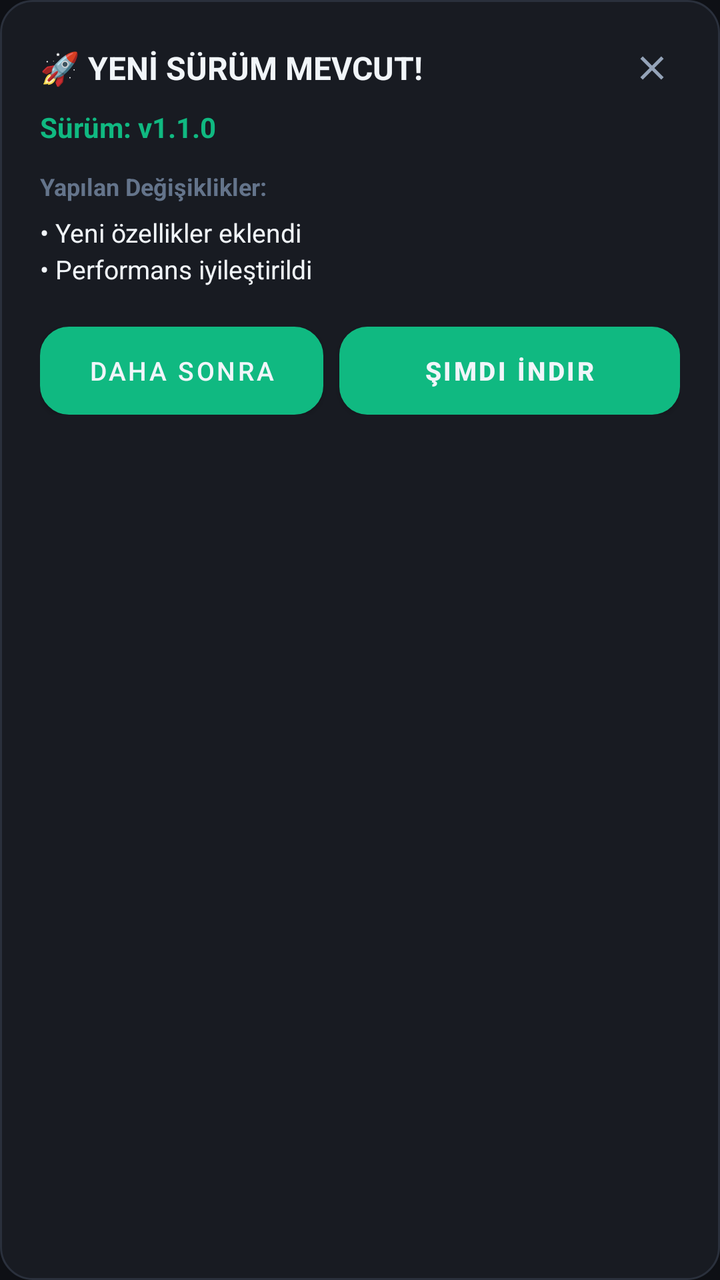
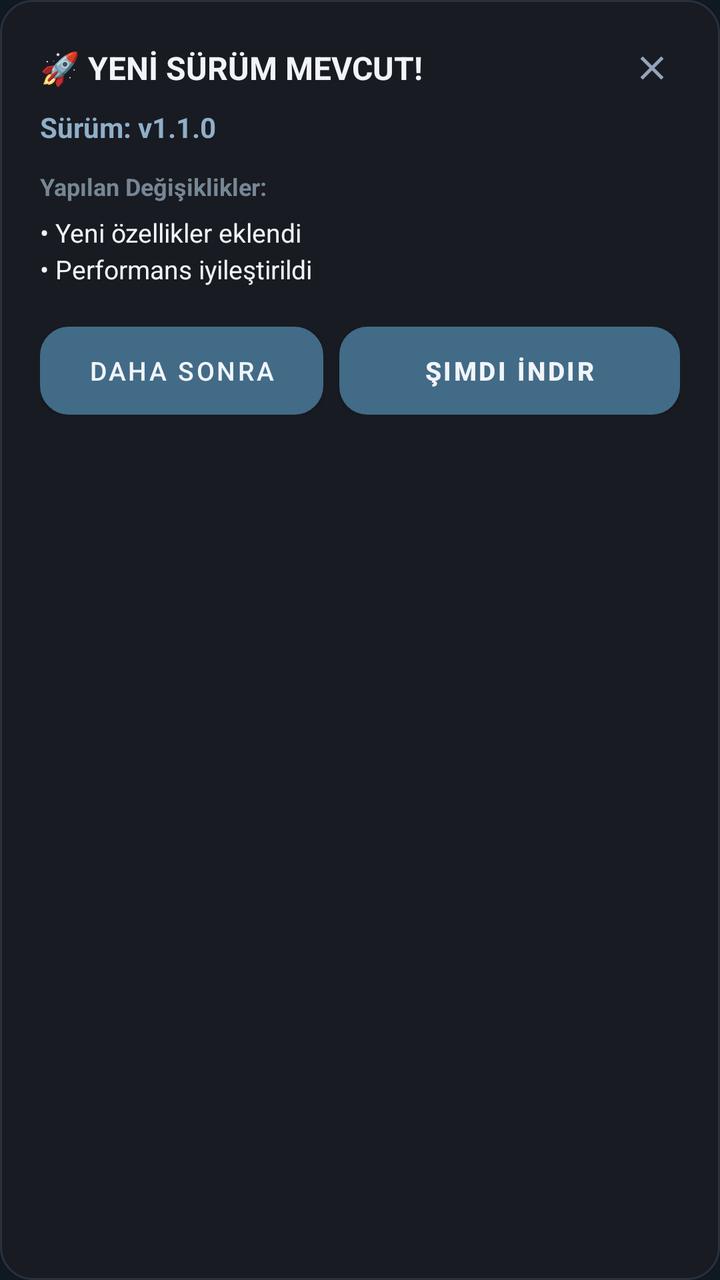

Two renders of the same Android screen: before a commit and after it. Below are the layout's source before the change and the commit's diff.
<!-- AndroidManifest.xml: application theme Theme.KZBSODAK -->
<!-- res/layout/dialog_update.xml -->
<?xml version="1.0" encoding="utf-8"?>
<LinearLayout xmlns:android="http://schemas.android.com/apk/res/android"
    android:layout_width="match_parent"
    android:layout_height="wrap_content"
    android:background="@drawable/bg_card_dark"
    android:orientation="vertical"
    android:padding="20dp">

    
    <LinearLayout
        android:layout_width="match_parent"
        android:layout_height="wrap_content"
        android:gravity="center_vertical"
        android:orientation="horizontal">

        <TextView
            android:layout_width="0dp"
            android:layout_height="wrap_content"
            android:layout_weight="1"
            android:text="🚀 YENİ SÜRÜM MEVCUT!"
            android:textColor="@color/text_primary"
            android:textSize="16sp"
            android:textStyle="bold" />

        <ImageView
            android:id="@+id/btnCloseUpdateDialog"
            android:layout_width="28dp"
            android:layout_height="28dp"
            android:background="?attr/selectableItemBackgroundBorderless"
            android:contentDescription="Kapat"
            android:padding="4dp"
            android:src="@drawable/ic_close" />
    </LinearLayout>

    <TextView
        android:id="@+id/tvDialogVersionName"
        android:layout_width="wrap_content"
        android:layout_height="wrap_content"
        android:layout_marginTop="6dp"
        android:text="Sürüm: v1.1.0"
        android:textColor="@color/accent_emerald"
        android:textSize="14sp"
        android:textStyle="bold" />

    
    <TextView
        android:layout_width="wrap_content"
        android:layout_height="wrap_content"
        android:layout_marginTop="12dp"
        android:text="Yapılan Değişiklikler:"
        android:textColor="@color/text_muted"
        android:textSize="12sp"
        android:textStyle="bold" />

    <TextView
        android:id="@+id/tvDialogChangelog"
        android:layout_width="match_parent"
        android:layout_height="wrap_content"
        android:layout_marginTop="6dp"
        android:lineSpacingExtra="3dp"
        android:text="• Yeni özellikler eklendi\n• Performans iyileştirildi"
        android:textColor="@color/text_primary"
        android:textSize="13sp" />

    
    <LinearLayout
        android:id="@+id/layoutDownloadProgress"
        android:layout_width="match_parent"
        android:layout_height="wrap_content"
        android:layout_marginTop="16dp"
        android:orientation="vertical"
        android:visibility="gone">

        <ProgressBar
            android:id="@+id/pbUpdateDownload"
            style="?android:attr/progressBarStyleHorizontal"
            android:layout_width="match_parent"
            android:layout_height="6dp"
            android:max="100"
            android:progress="0"
            android:progressTint="@color/accent_emerald" />

        <TextView
            android:id="@+id/tvDownloadPercent"
            android:layout_width="wrap_content"
            android:layout_height="wrap_content"
            android:layout_gravity="end"
            android:layout_marginTop="4dp"
            android:text="%0 İndiriliyor..."
            android:textColor="@color/accent_emerald"
            android:textSize="12sp" />
    </LinearLayout>

    
    <LinearLayout
        android:id="@+id/layoutUpdateButtons"
        android:layout_width="match_parent"
        android:layout_height="wrap_content"
        android:layout_marginTop="20dp"
        android:orientation="horizontal">

        <Button
            android:id="@+id/btnUpdateLater"
            android:layout_width="0dp"
            android:layout_height="44dp"
            android:layout_marginEnd="8dp"
            android:layout_weight="1"
            android:background="@drawable/bg_button_secondary"
            android:text="@string/btn_later"
            android:textColor="@color/text_primary"
            android:textSize="13sp" />

        <Button
            android:id="@+id/btnUpdateNow"
            android:layout_width="0dp"
            android:layout_height="44dp"
            android:layout_weight="1.2"
            android:background="@drawable/bg_button_emerald"
            android:text="@string/btn_download_update"
            android:textColor="@color/text_primary"
            android:textSize="13sp"
            android:textStyle="bold" />
    </LinearLayout>

</LinearLayout>
<!-- resources referenced by this layout -->
<resources>
  <color name="accent_emerald">#10B981</color>
  <color name="text_muted">#64748B</color>
  <color name="text_primary">#F1F5F9</color>
  <!-- drawable bg_button_emerald (drawable) -->
  <?xml version="1.0" encoding="utf-8"?>
  <ripple xmlns:android="http://schemas.android.com/apk/res/android"
      android:color="#4ADE80">
      <item>
          <shape android:shape="rectangle">
              <gradient
                  android:angle="45"
                  android:startColor="#10B981"
                  android:endColor="#059669" />
              <corners android:radius="14dp" />
          </shape>
      </item>
  </ripple>
  <!-- drawable bg_button_secondary (drawable) -->
  <?xml version="1.0" encoding="utf-8"?>
  <ripple xmlns:android="http://schemas.android.com/apk/res/android"
      android:color="#334155">
      <item>
          <shape android:shape="rectangle">
              <solid android:color="#212631" />
              <corners android:radius="14dp" />
              <stroke
                  android:width="1dp"
                  android:color="#333A48" />
          </shape>
      </item>
  </ripple>
  <!-- drawable bg_card_dark (drawable) -->
  <?xml version="1.0" encoding="utf-8"?>
  <shape xmlns:android="http://schemas.android.com/apk/res/android"
      android:shape="rectangle">
      <solid android:color="#181B22" />
      <corners android:radius="16dp" />
      <stroke
          android:width="1dp"
          android:color="#2A303C" />
  </shape>
  <!-- drawable ic_close (drawable) -->
  <vector xmlns:android="http://schemas.android.com/apk/res/android"
      android:width="24dp"
      android:height="24dp"
      android:viewportWidth="24"
      android:viewportHeight="24">
      <path
          android:fillColor="#94A3B8"
          android:pathData="M19,6.41L17.59,5 12,10.59 6.41,5 5,6.41 10.59,12 5,17.59 6.41,19 12,13.41 17.59,19 19,17.59 13.41,12z"/>
  </vector>
  <string name="btn_download_update">Şimdi İndir</string>
  <string name="btn_later">Daha Sonra</string>
  <style name="Theme.KZBSODAK" parent="Theme.MaterialComponents.DayNight.NoActionBar">
          
          <item name="colorPrimary">@color/accent_emerald</item>
          <item name="colorPrimaryVariant">@color/accent_emerald_dark</item>
          <item name="colorOnPrimary">@color/text_primary</item>
          
          <item name="colorSecondary">@color/accent_cyan</item>
          <item name="colorSecondaryVariant">@color/accent_emerald_glow</item>
          <item name="colorOnSecondary">@color/bg_main</item>
          
          <item name="android:statusBarColor">@color/bg_main</item>
          <item name="android:navigationBarColor">@color/bg_main</item>
          <item name="android:windowBackground">@color/bg_main</item>
      </style>
  <color name="accent_emerald_dark">#059669</color>
  <color name="accent_cyan">#06B6D4</color>
  <color name="accent_emerald_glow">#34D399</color>
  <color name="bg_main">#0E1015</color>
</resources>

<!-- the commit's change to res/layout/dialog_update.xml (unified diff, before → after) -->
@@ -38,7 +38,7 @@
         android:layout_height="wrap_content"
         android:layout_marginTop="6dp"
         android:text="Sürüm: v1.1.0"
-        android:textColor="@color/accent_emerald"
+        android:textColor="@color/accent_blue"
         android:textSize="14sp"
         android:textStyle="bold" />
 
@@ -78,7 +78,7 @@
             android:layout_height="6dp"
             android:max="100"
             android:progress="0"
-            android:progressTint="@color/accent_emerald" />
+            android:progressTint="@color/accent_blue" />
 
         <TextView
             android:id="@+id/tvDownloadPercent"
@@ -87,7 +87,7 @@
             android:layout_gravity="end"
             android:layout_marginTop="4dp"
             android:text="%0 İndiriliyor..."
-            android:textColor="@color/accent_emerald"
+            android:textColor="@color/accent_blue"
             android:textSize="12sp" />
     </LinearLayout>
 
@@ -115,7 +115,7 @@
             android:layout_width="0dp"
             android:layout_height="44dp"
             android:layout_weight="1.2"
-            android:background="@drawable/bg_button_emerald"
+            android:background="@drawable/bg_button_blue"
             android:text="@string/btn_download_update"
             android:textColor="@color/text_primary"
             android:textSize="13sp"
<!-- resource entries referenced after the edit -->
@@ -1,18 +1,18 @@
 <!-- resources referenced by this layout -->
 <resources>
-  <color name="accent_emerald">#10B981</color>
-  <color name="text_muted">#64748B</color>
+  <color name="accent_blue">#8FAFC8</color>
+  <color name="text_muted">#768694</color>
   <color name="text_primary">#F1F5F9</color>
-  <!-- drawable bg_button_emerald (drawable) -->
+  <!-- drawable bg_button_blue (drawable) -->
   <?xml version="1.0" encoding="utf-8"?>
   <ripple xmlns:android="http://schemas.android.com/apk/res/android"
-      android:color="#4ADE80">
+      android:color="#7798B3">
       <item>
           <shape android:shape="rectangle">
               <gradient
                   android:angle="45"
-                  android:startColor="#10B981"
-                  android:endColor="#059669" />
+                  android:startColor="#426B87"
+                  android:endColor="#355A73" />
               <corners android:radius="14dp" />
           </shape>
       </item>
@@ -55,21 +55,20 @@
   <string name="btn_later">Daha Sonra</string>
   <style name="Theme.KZBSODAK" parent="Theme.MaterialComponents.DayNight.NoActionBar">
           
-          <item name="colorPrimary">@color/accent_emerald</item>
-          <item name="colorPrimaryVariant">@color/accent_emerald_dark</item>
+          <item name="colorPrimary">@color/accent_blue_dark</item>
+          <item name="colorPrimaryVariant">@color/accent_blue_dark</item>
           <item name="colorOnPrimary">@color/text_primary</item>
           
-          <item name="colorSecondary">@color/accent_cyan</item>
-          <item name="colorSecondaryVariant">@color/accent_emerald_glow</item>
+          <item name="colorSecondary">@color/accent_blue</item>
+          <item name="colorSecondaryVariant">@color/accent_blue_light</item>
           <item name="colorOnSecondary">@color/bg_main</item>
           
           <item name="android:statusBarColor">@color/bg_main</item>
           <item name="android:navigationBarColor">@color/bg_main</item>
           <item name="android:windowBackground">@color/bg_main</item>
       </style>
-  <color name="accent_emerald_dark">#059669</color>
-  <color name="accent_cyan">#06B6D4</color>
-  <color name="accent_emerald_glow">#34D399</color>
-  <color name="bg_main">#0E1015</color>
+  <color name="accent_blue_dark">#426B87</color>
+  <color name="accent_blue_light">#A2BCD0</color>
+  <color name="bg_main">#101820</color>
 </resources>
 
